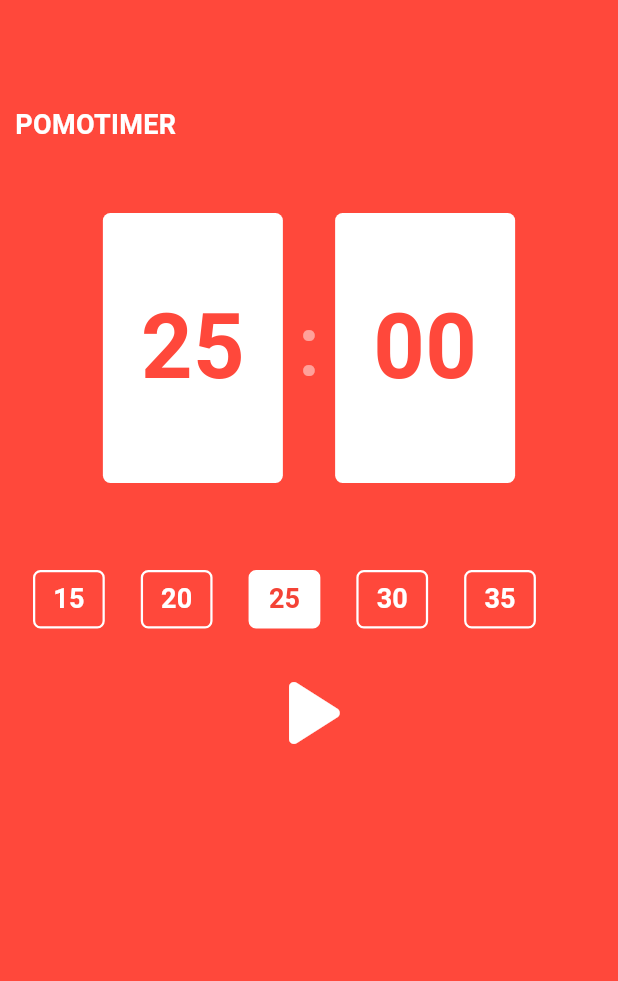
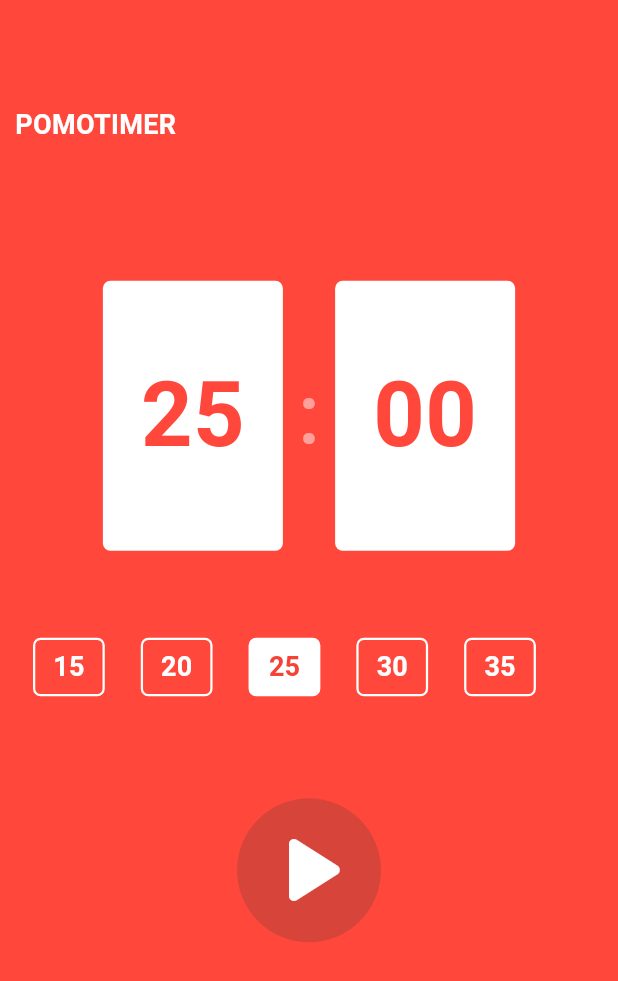
Before and after one commit to kijiwon/flutter-challenges, a Flutter app: the screen it shows after launch, on a phone screen of 412 x 824 dp. Shown: the top 981 px of the screen. Run offline on Flutter 3.47's test engine with Material 3 defaults, Android fonts, the phone set to English and light mode, and no system bars.

Commit message:
iconbutton 스타일링

```diff
--- a/day11_assignment/lib/screens/home_screen.dart
+++ b/day11_assignment/lib/screens/home_screen.dart
@@ -149,7 +149,7 @@ class _HomeScreenState extends State<HomeScreen> {
               height: 50,
             ),
             Flexible(
-              flex: 3,
+              flex: 2,
               child: Column(
                 children: [
                   Row(
@@ -196,13 +196,22 @@ class _HomeScreenState extends State<HomeScreen> {
                       ),
                     ],
                   ),
-                  IconButton(
-                    onPressed: isRunning ? onPausePressed : onStartPressed,
-                    icon: Icon(
-                      isRunning ? Icons.pause : Icons.play_arrow_rounded,
+                  const SizedBox(
+                    height: 60,
+                  ),
+                  Container(
+                    decoration: BoxDecoration(
+                        color: const Color.fromARGB(255, 53, 52, 52)
+                            .withOpacity(0.2),
+                        borderRadius: BorderRadius.circular(50)),
+                    child: IconButton(
+                      onPressed: isRunning ? onPausePressed : onStartPressed,
+                      icon: Icon(
+                        isRunning ? Icons.pause : Icons.play_arrow_rounded,
+                      ),
+                      color: Colors.white,
+                      iconSize: 80,
                     ),
-                    color: Colors.white,
-                    iconSize: 80,
                   )
                 ],
               ),
```
